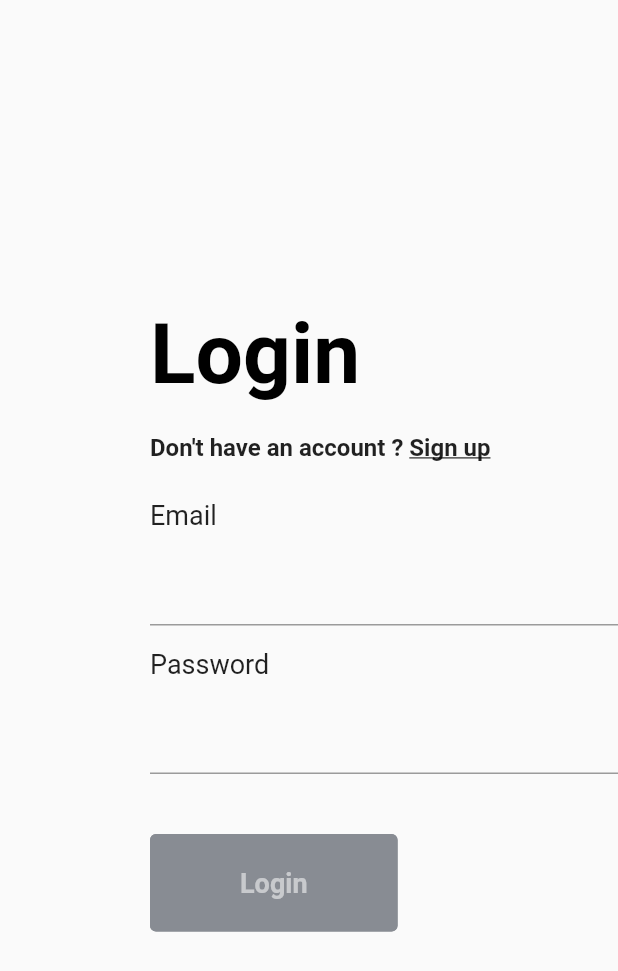
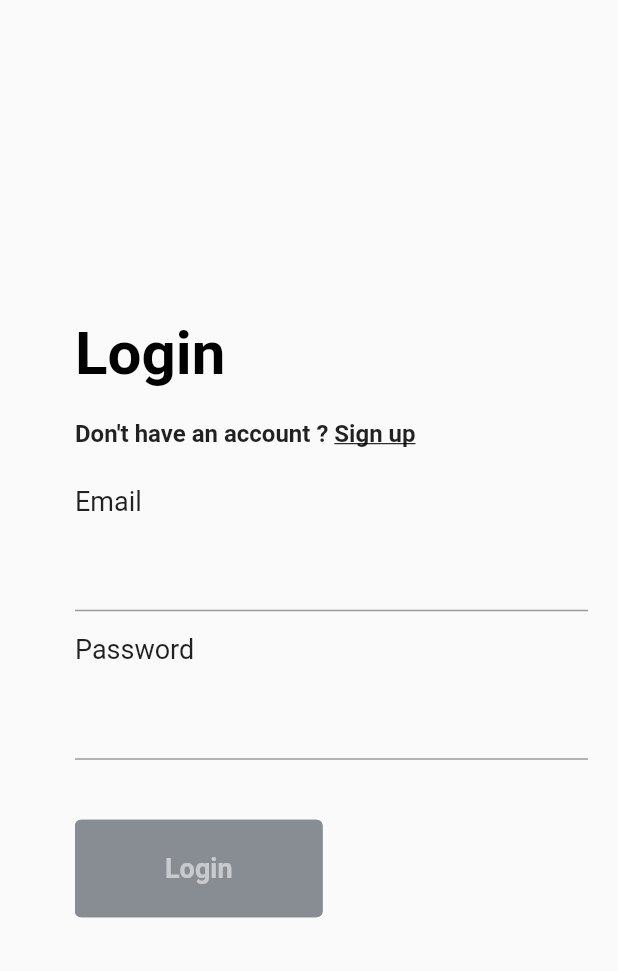
Before and after one commit to SirusCodes/todo_appwrite, a Flutter app: the screen it shows after launch, after a tap on "Get Started", on a phone screen of 412 x 824 dp. Shown: the top 971 px of the screen. Run offline on Flutter 3.47's test engine with Material 2 defaults, Android fonts, the phone set to English and light mode, and no system bars; our stand-ins replace appwrite, flutter_riverpod, flutter_screenutil, routemaster; network calls fail.

Commit message:
responsive design

```diff
--- a/lib/authentication/authentication_screen.dart
+++ b/lib/authentication/authentication_screen.dart
@@ -22,9 +22,12 @@ class _AuthenticationScreenState extends State<AuthenticationScreen> {
 
   @override
   Widget build(BuildContext context) {
+    final width = MediaQuery.of(context).size.width;
     return Scaffold(
       body: Padding(
-        padding: const EdgeInsets.only(left: 100),
+        padding: width < 900
+            ? const EdgeInsets.only(left: 50)
+            : const EdgeInsets.only(left: 100),
         child: Column(
           mainAxisAlignment: MainAxisAlignment.center,
           crossAxisAlignment: CrossAxisAlignment.start,
@@ -64,7 +67,7 @@ class _AuthenticationScreenState extends State<AuthenticationScreen> {
             ),
             const SizedBox(height: 25),
             SizedBox(
-              width: 500,
+              width: width < 550 ? width - 70 : 500,
               child: Column(
                 children: [
                   if (!isLogin)
--- a/lib/config.dart
+++ b/lib/config.dart
@@ -1,4 +1,4 @@
 class Config {
-  static String get endPoint => 'https://appwrite.loca.lt/';
+  static String get endPoint => 'http://localhost/v1';
   static String get project => '60ab60e7cbddd';
 }
--- a/lib/landing/landing_screen.dart
+++ b/lib/landing/landing_screen.dart
@@ -1,59 +1,63 @@
 import 'package:flutter/material.dart';
 import 'package:routemaster/routemaster.dart';
 import 'package:todo_appwrite/animations/hover_lift_and_rise.dart';
+import 'package:flutter_screenutil/flutter_screenutil.dart';
 
 class LandingScreen extends StatelessWidget {
   const LandingScreen({Key? key}) : super(key: key);
 
   @override
   Widget build(BuildContext context) {
-    return Scaffold(
-      body: Column(
+    return ScreenUtilInit(
+      builder: () => Scaffold(
+        body: Padding(
+          padding: const EdgeInsets.symmetric(horizontal: 15.0),
+          child: Column(
             children: <Widget>[
               const Spacer(),
-          FittedBox(
-            child: Text(
+              Text(
                 "Introducing",
                 style: Theme.of(context).textTheme.headline4,
                 textAlign: TextAlign.center,
               ),
-          ),
-          FittedBox(
+              Padding(
+                padding: const EdgeInsets.symmetric(horizontal: 15.0),
                 child: Text(
                   "toTooooDoooo",
                   style: Theme.of(context) //
                       .textTheme
                       .headline1
-                  ?.copyWith(fontSize: 130),
+                      ?.copyWith(fontSize: 35.w),
                   textAlign: TextAlign.center,
                 ),
               ),
               const SizedBox(height: 20),
               DefaultTextStyle(
                 style: Theme.of(context).textTheme.headline4!,
-            child: Row(
-              mainAxisAlignment: MainAxisAlignment.center,
+                child: Wrap(
+                  alignment: WrapAlignment.center,
+                  crossAxisAlignment: WrapCrossAlignment.center,
                   children: <Widget>[
-                const Text("A simple to-do app built with "),
+                    const Text("A simple to-do app built"),
+                    const Text(" with "),
                     Image.asset(
                       "assets/logos/appwrite.png",
                       width: 30,
                     ),
-                const Text(" Appwrite and "),
+                    const Text(" Appwrite"),
+                    const Text(" and "),
                     const FlutterLogo(size: 30),
                     const Text(" Flutter"),
                   ],
                 ),
               ),
-          FittedBox(
-            child: Padding(
+              Padding(
                 padding: const EdgeInsets.all(50.0),
                 child: OutlinedButton(
                   onPressed: () {
                     Routemaster.of(context).push("/login");
                   },
                   child: const Text("Get Started"),
-              ),
                 ),
               ),
               Padding(
@@ -84,6 +88,8 @@ class LandingScreen extends StatelessWidget {
               ),
             ],
           ),
+        ),
+      ),
     );
   }
 }
--- a/lib/main.dart
+++ b/lib/main.dart
@@ -1,5 +1,6 @@
 import 'package:flutter/material.dart';
 import 'package:flutter_riverpod/flutter_riverpod.dart';
+import 'package:flutter_screenutil/flutter_screenutil.dart';
 import 'package:routemaster/routemaster.dart';
 
 import 'authentication/authentication_provider.dart';
@@ -13,14 +14,17 @@ void main() {
 class MyApp extends ConsumerWidget {
   @override
   Widget build(BuildContext context, ScopedReader watch) {
-    final authState = watch(authProvider);
-    return MaterialApp.router(
-      routeInformationParser: const RoutemasterParser(),
-      routerDelegate: RoutemasterDelegate(
-        routesBuilder: (_) => buildRoutes(isLoggedIn: authState),
+    final isLoggedIn = watch(authProvider);
+
+    return ScreenUtilInit(
+      builder: () => MaterialApp.router(
+        routeInformationParser: const RoutemasterParser(),
+        routerDelegate: RoutemasterDelegate(
+          routesBuilder: (_) => buildRoutes(isLoggedIn: isLoggedIn),
+        ),
+        title: 'Flutter Demo',
+        theme: appTheme(),
       ),
-      title: 'Flutter Demo',
-      theme: appTheme,
     );
   }
 }
--- a/lib/utils/routing.dart
+++ b/lib/utils/routing.dart
@@ -9,10 +9,14 @@ RouteMap buildRoutes({required bool isLoggedIn}) {
   return RouteMap(
     routes: {
       "/": (_) => const MaterialPage(child: LandingScreen()),
-      if (isLoggedIn)
-        "/todos": (_) => const MaterialPage(child: TodoListScreen())
-      else
-        "/login": (_) => const MaterialPage(child: AuthenticationScreen())
+      "/todos": (_) {
+        if (!isLoggedIn) return const Redirect("/login");
+        return const MaterialPage(child: TodoListScreen());
+      },
+      "/login": (_) {
+        if (isLoggedIn) return const Redirect("/todos");
+        return const MaterialPage(child: AuthenticationScreen());
+      }
     },
     onUnknownRoute: (_) => const Redirect("/"),
   );
--- a/lib/utils/themes.dart
+++ b/lib/utils/themes.dart
@@ -1,6 +1,7 @@
 import 'package:flutter/material.dart';
+import 'package:flutter_screenutil/flutter_screenutil.dart';
 
-final appTheme = ThemeData(
+ThemeData appTheme() => ThemeData(
       checkboxTheme: CheckboxThemeData(
         fillColor: MaterialStateProperty.resolveWith(
           (states) => states.contains(MaterialState.selected)
@@ -14,16 +15,18 @@ final appTheme = ThemeData(
         ),
         splashRadius: 0,
       ),
-  textTheme: const TextTheme(
+      textTheme: TextTheme(
         headline1: TextStyle(
           fontWeight: FontWeight.bold,
           color: Colors.black,
+          fontSize: 60.sp,
         ),
         headline2: TextStyle(
           color: Colors.black,
           fontWeight: FontWeight.bold,
+          fontSize: 35.sp,
         ),
-    headline4: TextStyle(color: Colors.black),
+        headline4: TextStyle(color: Colors.black, fontSize: 27.sp),
       ),
       outlinedButtonTheme: OutlinedButtonThemeData(
           style: ButtonStyle(
@@ -35,7 +38,8 @@ final appTheme = ThemeData(
           },
         ),
         padding: MaterialStateProperty.all(
-        const EdgeInsets.symmetric(horizontal: 100, vertical: 25)),
+          EdgeInsets.symmetric(horizontal: 100.sp, vertical: 25.sp),
+        ),
         foregroundColor: MaterialStateProperty.resolveWith<Color?>(
           (states) {
             if (states.contains(MaterialState.hovered)) return Colors.white;
@@ -43,8 +47,8 @@ final appTheme = ThemeData(
           },
         ),
         splashFactory: NoSplash.splashFactory,
-    textStyle: MaterialStateProperty.all<TextStyle?>(const TextStyle(
-      fontSize: 25,
+        textStyle: MaterialStateProperty.all<TextStyle?>(TextStyle(
+          fontSize: 20.sp,
           fontWeight: FontWeight.bold,
         )),
       )),
--- a/pubspec.yaml
+++ b/pubspec.yaml
@@ -23,10 +23,11 @@ environment:
 dependencies:
   flutter:
     sdk: flutter
-  appwrite: ^0.6.0
+  appwrite: ^0.6.2
   cupertino_icons: ^1.0.2
   flutter_riverpod: ^0.14.0+3
-  routemaster: ^0.8.1
+  flutter_screenutil: ^5.0.0+2
+  routemaster: ^0.9.0-dev2
 
 dev_dependencies:
   flutter_test:
```
Also changed, not shown: lib/todo_list/todo_list_screen.dart (+20 -7 lines), pubspec.lock. Lines whose indentation alone changed are shown as unchanged.
